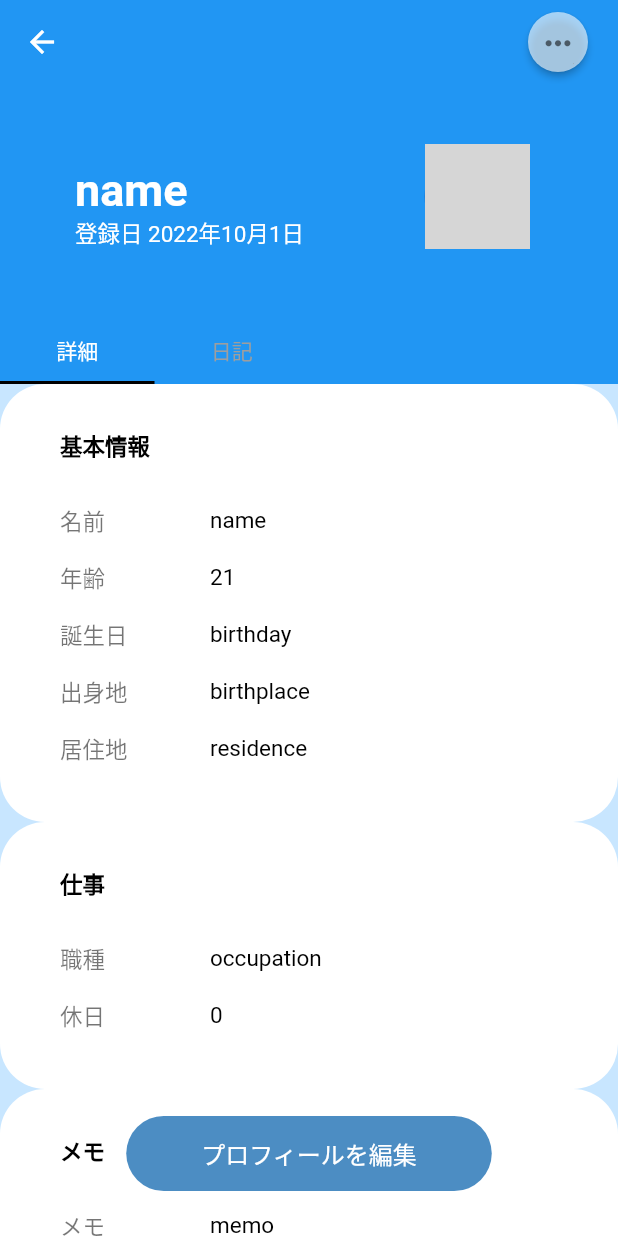
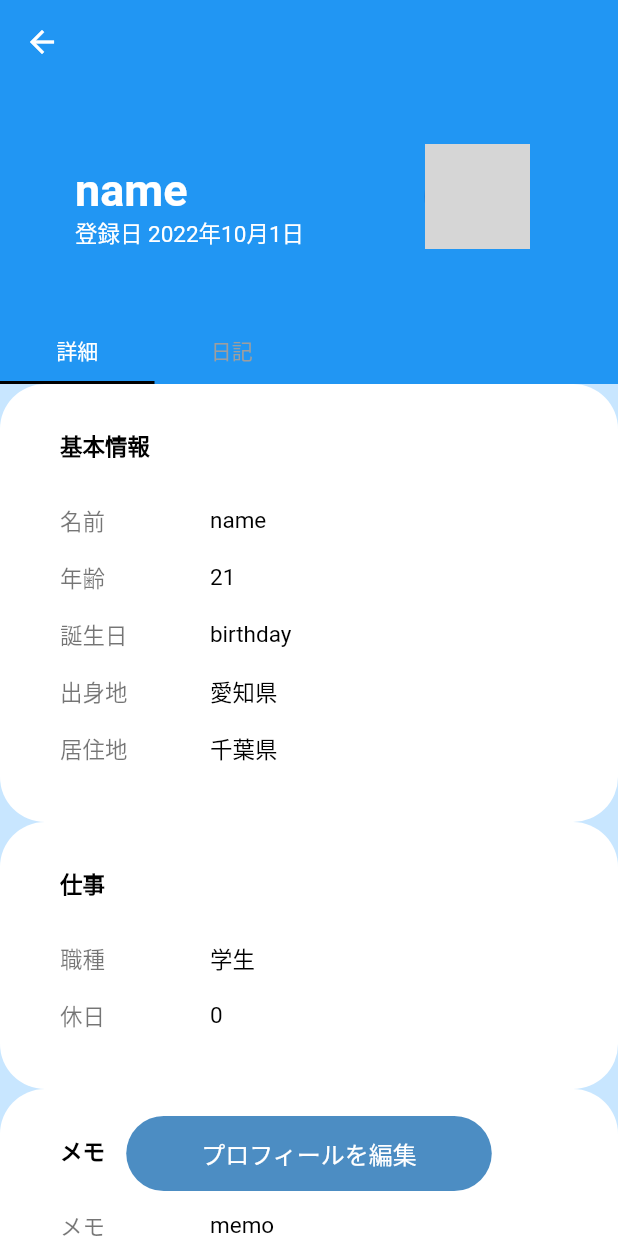
Before and after one commit to daisukemaki1003/flutter-architecture-sample, a Flutter app: the screen it shows after launch, after a tap on the "add" icon, after a tap on "name", on a phone screen of 412 x 824 dp. Run offline on Flutter 3.47's test engine with Material 2 defaults, Android fonts, the phone set to English and light mode, and no system bars; our stand-ins replace flutter_markdown, flutter_riverpod, flutter_slidable, flutter_staggered_animations, material_floating_search_bar and 1 more; missing offline and left inert: dart:ffi; accounts and stored records are empty; network calls fail; grey boxes are pictures that could not be loaded.

Commit message:
[add] 都道府県・職種一覧の列挙データを作成

```diff
--- /dev/null
+++ b/lib/domain/entity/enum/occupation.dart
@@ -0,0 +1,180 @@
+enum OccupatioEenum {
+  /// 未設定
+  unknown,
+
+  /// 学生
+  student,
+
+  /// 会社員
+  companyEmployee,
+
+  /// 事務
+  clericalWork,
+
+  /// 接客
+  customerService,
+
+  /// 流通
+  distribution,
+
+  /// 食品・飲料
+  foodAndBeverage,
+
+  /// 製薬
+  pharmaceutical,
+
+  /// 医療
+  medicalCare,
+
+  /// 福祉・介護
+  welfareNursingCare,
+
+  /// 薬剤師
+  pharmacist,
+
+  /// 通信
+  communication,
+
+  /// WEB関連
+  webRelated,
+
+  /// エンジニア
+  engineer,
+
+  /// クリエイター
+  creator,
+
+  /// 建築・インテリア
+  architectureAndInterior,
+
+  /// 金融
+  finance,
+
+  /// 保険
+  insurance,
+
+  /// コンサル
+  consulting,
+
+  /// マスコミ
+  media,
+
+  /// 広告
+  advertisement,
+
+  /// 出版
+  publishing,
+
+  /// 教育・語学
+  educationAndLanguage,
+
+  /// 小売
+  retail,
+
+  /// 輸送・交通
+  transportation,
+
+  /// エンターテイメント
+  entertainment,
+
+  /// 旅行関係
+  travelRelated,
+
+  /// 不動産
+  realEstate,
+
+  /// 商社
+  tradingCompany,
+
+  /// メーカー
+  manufacturer,
+
+  /// 研究職
+  researcher,
+
+  /// 経営者・役員
+  managersAndExecutives,
+
+  /// 法務関係
+  legalMatters,
+
+  /// 弁護士
+  lawyer,
+
+  /// 公認会計士
+  cpa,
+
+  /// 税理士
+  taxAccountant,
+
+  /// 自由業
+  freeLance,
+
+  /// 公務員
+  civilServant,
+
+  /// 消防士
+  firefighter,
+
+  /// 警察官
+  policeOfficer,
+
+  /// その他
+  others,
+}
+
+extension OccupatioExtension on OccupatioEenum {
+  static final nameValues = {
+    OccupatioEenum.unknown: "未設定",
+    OccupatioEenum.student: "学生",
+    OccupatioEenum.companyEmployee: "会社員",
+    OccupatioEenum.clericalWork: "事務",
+    OccupatioEenum.customerService: "接客",
+    OccupatioEenum.distribution: "流通",
+    OccupatioEenum.foodAndBeverage: "食品・飲料",
+    OccupatioEenum.pharmaceutical: "製薬",
+    OccupatioEenum.medicalCare: "医療",
+    OccupatioEenum.welfareNursingCare: "福祉・介護",
+    OccupatioEenum.pharmacist: "薬剤師",
+    OccupatioEenum.communication: "通信",
+    OccupatioEenum.webRelated: "WEB関連",
+    OccupatioEenum.engineer: "エンジニア",
+    OccupatioEenum.creator: "クリエイター",
+    OccupatioEenum.architectureAndInterior: "建築・インテリア",
+    OccupatioEenum.finance: "金融",
+    OccupatioEenum.insurance: "保険",
+    OccupatioEenum.consulting: "コンサル",
+    OccupatioEenum.media: "マスコミ",
+    OccupatioEenum.advertisement: "広告",
+    OccupatioEenum.publishing: "出版",
+    OccupatioEenum.educationAndLanguage: "教育・語学",
+    OccupatioEenum.retail: "小売",
+    OccupatioEenum.transportation: "輸送・交通",
+    OccupatioEenum.entertainment: "エンターテイメント",
+    OccupatioEenum.travelRelated: "旅行関係",
+    OccupatioEenum.realEstate: "不動産",
+    OccupatioEenum.tradingCompany: "商社",
+    OccupatioEenum.manufacturer: "メーカー",
+    OccupatioEenum.researcher: "研究職",
+    OccupatioEenum.managersAndExecutives: "経営者・役員",
+    OccupatioEenum.legalMatters: "法務関係",
+    OccupatioEenum.lawyer: "弁護士",
+    OccupatioEenum.cpa: "公認会計士",
+    OccupatioEenum.taxAccountant: "税理士",
+    OccupatioEenum.freeLance: "自由業",
+    OccupatioEenum.civilServant: "公務員",
+    OccupatioEenum.firefighter: "消防士",
+    OccupatioEenum.policeOfficer: "警察官",
+    OccupatioEenum.others: "その他",
+  };
+
+  String? get nameValue => nameValues[this];
+
+  static OccupatioEenum from(String rawValue) {
+    return OccupatioEenum.values.firstWhere((e) {
+      return e.nameValue == rawValue;
+    }, orElse: (() {
+      return OccupatioEenum.unknown;
+    }));
+  }
+}
--- /dev/null
+++ b/lib/domain/entity/enum/prefectures.dart
@@ -0,0 +1,208 @@
+enum PrefecturesEnum {
+  /// 未設定
+  unknown,
+
+  /// 北海道
+  hokkaido,
+
+  /// 青森県
+  aomori,
+
+  /// 岩手県
+  iwate,
+
+  /// 宮城県
+  miyagi,
+
+  /// 秋田県
+  akita,
+
+  /// 山形県
+  yamagata,
+
+  /// 福島県
+  fukushima,
+
+  /// 茨城県
+  ibaraki,
+
+  /// 栃木県
+  tochigi,
+
+  /// 群馬県
+  gunma,
+
+  /// 埼玉県
+  saitama,
+
+  /// 千葉県
+  chiba,
+
+  /// 東京都
+  tokyo,
+
+  /// 神奈川県
+  kanagawa,
+
+  /// 新潟県
+  niigata,
+
+  /// 富山県
+  toyama,
+
+  /// 石川県
+  ishikawa,
+
+  /// 福井県
+  fukui,
+
+  /// 山梨県
+  yamanashi,
+
+  /// 長野県
+  nagano,
+
+  /// 岐阜県
+  gifu,
+
+  /// 静岡県
+  shizuoka,
+
+  /// 愛知県
+  aichi,
+
+  /// 三重県
+  mie,
+
+  /// 滋賀県
+  shiga,
+
+  /// 京都府
+  kyoto,
+
+  /// 大阪府
+  osaka,
+
+  /// 兵庫県
+  hyogo,
+
+  /// 奈良県
+  nara,
+
+  /// 和歌山県
+  wakayama,
+
+  /// 鳥取県
+  tottori,
+
+  /// 島根県
+  shimane,
+
+  /// 岡山県
+  okayama,
+
+  /// 広島県
+  hiroshima,
+
+  /// 山口県
+  yamaguchi,
+
+  /// 徳島県
+  tokushima,
+
+  /// 香川県
+  kagawa,
+
+  /// 愛媛県
+  ehime,
+
+  /// 高知県
+  kochi,
+
+  /// 福岡県
+  fukuoka,
+
+  /// 佐賀県
+  saga,
+
+  /// 長崎県
+  nagasaki,
+
+  /// 熊本県
+  kumamoto,
+
+  /// 大分県
+  oita,
+
+  /// 宮崎県
+  miyazaki,
+
+  /// 鹿児島県
+  kagoshima,
+
+  /// 沖縄県
+  okinawa,
+}
+
+extension PrefecturesExtension on PrefecturesEnum {
+  static final nameValues = {
+    PrefecturesEnum.unknown: "未設定",
+    PrefecturesEnum.hokkaido: "北海道",
+    PrefecturesEnum.aomori: "青森県",
+    PrefecturesEnum.iwate: "岩手県",
+    PrefecturesEnum.miyagi: "宮城県",
+    PrefecturesEnum.akita: "秋田県",
+    PrefecturesEnum.yamagata: "山形県",
+    PrefecturesEnum.fukushima: "福島県",
+    PrefecturesEnum.ibaraki: "茨城県",
+    PrefecturesEnum.tochigi: "栃木県",
+    PrefecturesEnum.gunma: "群馬県",
+    PrefecturesEnum.saitama: "埼玉県",
+    PrefecturesEnum.chiba: "千葉県",
+    PrefecturesEnum.tokyo: "東京都",
+    PrefecturesEnum.kanagawa: "神奈川県",
+    PrefecturesEnum.niigata: "新潟県",
+    PrefecturesEnum.toyama: "富山県",
+    PrefecturesEnum.ishikawa: "石川県",
+    PrefecturesEnum.fukui: "福井県",
+    PrefecturesEnum.yamanashi: "山梨県",
+    PrefecturesEnum.nagano: "長野県",
+    PrefecturesEnum.gifu: "岐阜県",
+    PrefecturesEnum.shizuoka: "静岡県",
+    PrefecturesEnum.aichi: "愛知県",
+    PrefecturesEnum.mie: "三重県",
+    PrefecturesEnum.shiga: "滋賀県",
+    PrefecturesEnum.kyoto: "京都府",
+    PrefecturesEnum.osaka: "大阪府",
+    PrefecturesEnum.hyogo: "兵庫県",
+    PrefecturesEnum.nara: "奈良県",
+    PrefecturesEnum.wakayama: "和歌山県",
+    PrefecturesEnum.tottori: "鳥取県",
+    PrefecturesEnum.shimane: "島根県",
+    PrefecturesEnum.okayama: "岡山県",
+    PrefecturesEnum.hiroshima: "広島県",
+    PrefecturesEnum.yamaguchi: "山口県",
+    PrefecturesEnum.tokushima: "徳島県",
+    PrefecturesEnum.kagawa: "香川県",
+    PrefecturesEnum.ehime: "愛媛県",
+    PrefecturesEnum.kochi: "高知県",
+    PrefecturesEnum.fukuoka: "福岡県",
+    PrefecturesEnum.saga: "佐賀県",
+    PrefecturesEnum.nagasaki: "長崎県",
+    PrefecturesEnum.kumamoto: "熊本県",
+    PrefecturesEnum.oita: "大分県",
+    PrefecturesEnum.miyazaki: "宮崎県",
+    PrefecturesEnum.kagoshima: "鹿児島県",
+    PrefecturesEnum.okinawa: "沖縄県",
+  };
+
+  String? get nameValue => nameValues[this];
+
+  static PrefecturesEnum from(String rawValue) {
+    return PrefecturesEnum.values.firstWhere((e) {
+      return e.nameValue == rawValue;
+    }, orElse: (() {
+      return PrefecturesEnum.unknown;
+    }));
+  }
+}
--- a/lib/domain/entity/model/user.dart
+++ b/lib/domain/entity/model/user.dart
@@ -1,3 +1,6 @@
+import '../enum/occupation.dart';
+import '../enum/prefectures.dart';
+
 class UserEntity {
   final int? id; // User id
   final DateTime createdAt; // 作成日
@@ -6,10 +9,10 @@ class UserEntity {
 
   final int age; // 年齢
   final String birthday; // 誕生日
-  final String birthplace; // 出身地
-  final String residence; // 居住地
+  final PrefecturesEnum birthplace; // 出身地
+  final PrefecturesEnum residence; // 居住地
   final int holiday; // 休日
-  final String occupation; // 職業
+  final OccupatioEenum occupation; // 職業
   final String memo; // メモ
 
   UserEntity({
--- a/lib/domain/interactor/users_interactor.dart
+++ b/lib/domain/interactor/users_interactor.dart
@@ -1,6 +1,8 @@
+import 'package:man_memo_v2/domain/entity/enum/prefectures.dart';
 import 'package:man_memo_v2/domain/entity/model/user.dart';
 import 'package:man_memo_v2/domain/usecases/users_usecase.dart';
 
+import '../entity/enum/occupation.dart';
 import '../i_repositories/users_repository.dart';
 
 class UsersInteractor implements UsersUseCase {
@@ -16,10 +18,10 @@ class UsersInteractor implements UsersUseCase {
         icon: "icon",
         age: 21,
         birthday: "birthday",
-        birthplace: "birthplace",
-        residence: "residence",
+        birthplace: PrefecturesEnum.aichi,
+        residence: PrefecturesEnum.chiba,
         holiday: 0,
-        occupation: "occupation",
+        occupation: OccupatioEenum.student,
         memo: "memo");
     return await usersRepository.add(user);
   }
--- a/lib/infrastructure/models/user.dart
+++ b/lib/infrastructure/models/user.dart
@@ -1,4 +1,7 @@
+import 'package:man_memo_v2/domain/entity/enum/prefectures.dart';
 import 'package:man_memo_v2/domain/entity/model/user.dart';
+
+import '../../domain/entity/enum/occupation.dart';
 
 const String tableUsers = 'users';
 
@@ -123,10 +126,10 @@ class UserData {
       icon: entity.icon,
       age: entity.age,
       birthday: entity.birthday,
-      birthplace: entity.birthplace,
-      residence: entity.residence,
+      birthplace: entity.birthplace.nameValue!,
+      residence: entity.residence.nameValue!,
       holiday: entity.holiday,
-      occupation: entity.occupation,
+      occupation: entity.occupation.nameValue!,
       memo: entity.memo);
 
   UserEntity toEntity() => UserEntity(
@@ -136,9 +139,9 @@ class UserData {
       icon: icon,
       age: age,
       birthday: birthday,
-      birthplace: birthplace,
-      residence: residence,
+      birthplace: PrefecturesExtension.from(birthplace),
+      residence: PrefecturesExtension.from(residence),
       holiday: holiday,
-      occupation: occupation,
+      occupation: OccupatioExtension.from(occupation),
       memo: memo);
 }
--- a/lib/presentation/widgets/components/user_detail/page.dart
+++ b/lib/presentation/widgets/components/user_detail/page.dart
@@ -28,12 +28,6 @@ class UserDetailPageComponent extends StatelessWidget {
                   expandedHeight: 200 + kToolbarHeight,
                   floating: true,
                   snap: false,
-
-                  // pinned: true,
-                  actions: const [
-                    /// ユーザー編集へ遷移
-                    EditButtonComponent(),
-                  ],
 
                   /// ユーザープロフィールBar
                   flexibleSpace: ProfileBarContainer(user),
--- a/lib/presentation/widgets/components/user_detail/parts/profile_widget.dart
+++ b/lib/presentation/widgets/components/user_detail/parts/profile_widget.dart
@@ -1,4 +1,6 @@
 import 'package:flutter/material.dart';
+import 'package:man_memo_v2/domain/entity/enum/occupation.dart';
+import 'package:man_memo_v2/domain/entity/enum/prefectures.dart';
 import 'package:man_memo_v2/domain/entity/model/user.dart';
 
 import '../../../containers/user_editor/page.dart';
@@ -21,14 +23,14 @@ class ProfileWidgetComponent extends StatelessWidget {
                   "名前": user.name,
                   "年齢": user.age.toString(),
                   "誕生日": user.birthday,
-                  "出身地": user.birthplace,
-                  "居住地": user.residence,
+                  "出身地": user.birthplace.nameValue!,
+                  "居住地": user.residence.nameValue!,
                 },
               ),
               _profileWidget(
                 "仕事",
                 {
-                  "職種": user.occupation,
+                  "職種": user.occupation.nameValue!,
                   "休日": user.holiday.toString(),
                 },
               ),
--- a/lib/presentation/widgets/components/user_editor/parts/edit_string_page.dart
+++ b/lib/presentation/widgets/components/user_editor/parts/edit_string_page.dart
@@ -46,14 +46,12 @@ class EditStringPege extends StatelessWidget {
             hintText: 'ユーザーIDを入力してください',
             isDense: true,
             contentPadding: EdgeInsets.symmetric(horizontal: 5, vertical: 15),
-
             suffixIcon: Icon(
               Icons.cancel,
               color: Colors.grey,
               size: 20,
             ),
             suffixIconConstraints: BoxConstraints(minWidth: 10, minHeight: 10),
-            // border: InputBorder.none,
           ),
         ),
       ),
```
